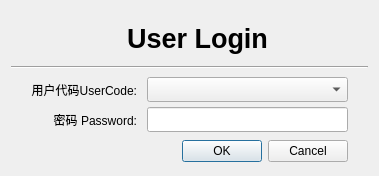
Qt form Ui/FormUserLogin.ui (golden7602/zion) before a commit.
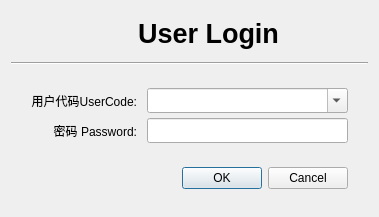
The same form after that commit. Icons and pictures are not drawn.

```diff
--- a/Ui/FormUserLogin.ui
+++ b/Ui/FormUserLogin.ui
@@ -2,12 +2,15 @@
 <ui version="4.0">
  <class>Dialog</class>
  <widget class="QDialog" name="Dialog">
+  <property name="windowModality">
+   <enum>Qt::ApplicationModal</enum>
+  </property>
   <property name="geometry">
    <rect>
     <x>0</x>
     <y>0</y>
     <width>379</width>
-    <height>176</height>
+    <height>217</height>
    </rect>
   </property>
   <property name="minimumSize">
@@ -19,7 +22,7 @@
   <property name="maximumSize">
    <size>
     <width>379</width>
-    <height>176</height>
+    <height>300</height>
    </size>
   </property>
   <property name="font">
@@ -30,6 +33,15 @@
   <property name="windowTitle">
    <string>UserLogin</string>
   </property>
+  <property name="autoFillBackground">
+   <bool>false</bool>
+  </property>
+  <property name="sizeGripEnabled">
+   <bool>false</bool>
+  </property>
+  <property name="modal">
+   <bool>true</bool>
+  </property>
   <layout class="QVBoxLayout" name="verticalLayout">
    <item>
     <widget class="QWidget" name="widget" native="true">
@@ -48,15 +60,34 @@
      <property name="styleSheet">
       <string notr="true"/>
      </property>
+     <layout class="QHBoxLayout" name="horizontalLayout">
+      <property name="leftMargin">
+       <number>0</number>
+      </property>
+      <property name="topMargin">
+       <number>0</number>
+      </property>
+      <property name="rightMargin">
+       <number>0</number>
+      </property>
+      <property name="bottomMargin">
+       <number>0</number>
+      </property>
+      <item>
+       <spacer name="horizontalSpacer_2">
+        <property name="orientation">
+         <enum>Qt::Horizontal</enum>
+        </property>
+        <property name="sizeHint" stdset="0">
+         <size>
+          <width>40</width>
+          <height>20</height>
+         </size>
+        </property>
+       </spacer>
+      </item>
+      <item>
      <widget class="QLabel" name="label">
-      <property name="geometry">
-       <rect>
-        <x>76</x>
-        <y>9</y>
-        <width>32</width>
-        <height>32</height>
-       </rect>
-      </property>
       <property name="minimumSize">
        <size>
         <width>32</width>
@@ -91,14 +122,26 @@
        <bool>true</bool>
       </property>
      </widget>
-     <widget class="QLabel" name="label_4">
-      <property name="geometry">
-       <rect>
-        <x>114</x>
-        <y>9</y>
-        <width>145</width>
-        <height>32</height>
-       </rect>
+      </item>
+      <item>
+       <widget class="QLabel" name="label_Title">
+        <property name="sizePolicy">
+         <sizepolicy hsizetype="Expanding" vsizetype="Expanding">
+          <horstretch>0</horstretch>
+          <verstretch>0</verstretch>
+         </sizepolicy>
+        </property>
+        <property name="minimumSize">
+         <size>
+          <width>0</width>
+          <height>45</height>
+         </size>
+        </property>
+        <property name="maximumSize">
+         <size>
+          <width>16777215</width>
+          <height>45</height>
+         </size>
       </property>
       <property name="font">
        <font>
@@ -117,6 +160,21 @@
        <set>Qt::AlignCenter</set>
       </property>
      </widget>
+      </item>
+      <item>
+       <spacer name="horizontalSpacer_3">
+        <property name="orientation">
+         <enum>Qt::Horizontal</enum>
+        </property>
+        <property name="sizeHint" stdset="0">
+         <size>
+          <width>40</width>
+          <height>20</height>
+         </size>
+        </property>
+       </spacer>
+      </item>
+     </layout>
     </widget>
    </item>
    <item>
@@ -126,6 +184,19 @@
      </property>
     </widget>
    </item>
+   <item>
+    <spacer name="verticalSpacer">
+     <property name="orientation">
+      <enum>Qt::Vertical</enum>
+     </property>
+     <property name="sizeHint" stdset="0">
+      <size>
+       <width>20</width>
+       <height>6</height>
+      </size>
+     </property>
+    </spacer>
+   </item>
    <item>
     <layout class="QGridLayout" name="gridLayout">
      <property name="leftMargin">
@@ -150,6 +221,28 @@
        </property>
       </widget>
      </item>
+     <item row="0" column="1">
+      <widget class="QComboBox" name="User">
+       <property name="minimumSize">
+        <size>
+         <width>0</width>
+         <height>25</height>
+        </size>
+       </property>
+       <property name="maximumSize">
+        <size>
+         <width>16777215</width>
+         <height>25</height>
+        </size>
+       </property>
+       <property name="locale">
+        <locale language="Chinese" country="China"/>
+       </property>
+       <property name="editable">
+        <bool>true</bool>
+       </property>
+      </widget>
+     </item>
      <item row="2" column="0">
       <widget class="QLabel" name="label_3">
        <property name="text">
@@ -168,6 +261,9 @@
          <height>25</height>
         </size>
        </property>
+       <property name="locale">
+        <locale language="Chinese" country="China"/>
+       </property>
        <property name="inputMask">
         <string/>
        </property>
@@ -179,24 +275,21 @@
        </property>
       </widget>
      </item>
-     <item row="0" column="1">
-      <widget class="QComboBox" name="User">
-       <property name="minimumSize">
-        <size>
-         <width>0</width>
-         <height>25</height>
-        </size>
-       </property>
-       <property name="maximumSize">
-        <size>
-         <width>16777215</width>
-         <height>25</height>
-        </size>
-       </property>
-      </widget>
-     </item>
     </layout>
    </item>
+   <item>
+    <spacer name="verticalSpacer_2">
+     <property name="orientation">
+      <enum>Qt::Vertical</enum>
+     </property>
+     <property name="sizeHint" stdset="0">
+      <size>
+       <width>20</width>
+       <height>5</height>
+      </size>
+     </property>
+    </spacer>
+   </item>
    <item>
     <layout class="QHBoxLayout" name="horizontalLayout_2">
      <property name="rightMargin">
@@ -227,6 +320,19 @@
      </item>
     </layout>
    </item>
+   <item>
+    <spacer name="verticalSpacer_3">
+     <property name="orientation">
+      <enum>Qt::Vertical</enum>
+     </property>
+     <property name="sizeHint" stdset="0">
+      <size>
+       <width>20</width>
+       <height>0</height>
+      </size>
+     </property>
+    </spacer>
+   </item>
   </layout>
  </widget>
  <resources/>
```
Lines whose indentation alone changed are shown as unchanged.
